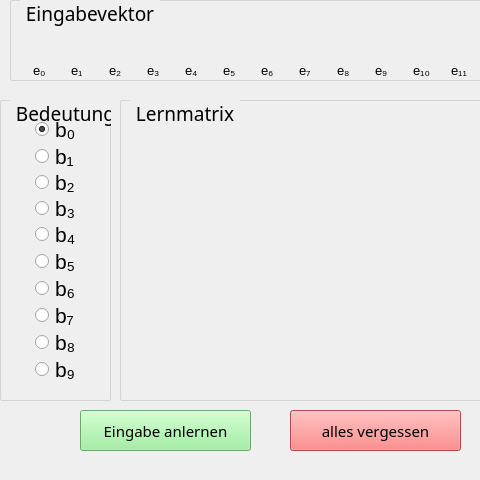
Qt form mainwindow.ui (matthiaszipp/steinbuch) before a commit; both pictures show x 0 to 480 and y 0 to 480 of the 800 by 480 pixel window.
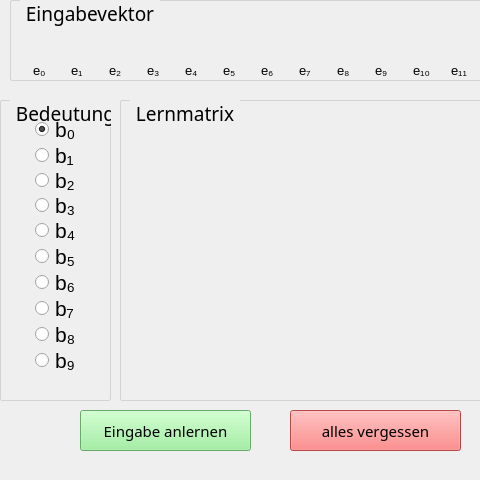
The same form after that commit.

The edit to the form file:
```diff
--- a/mainwindow.ui
+++ b/mainwindow.ui
@@ -66,7 +66,7 @@
      </property>
      <layout class="QGridLayout" name="gridLayout">
       <property name="verticalSpacing">
-       <number>6</number>
+       <number>4</number>
       </property>
       <item row="6" column="0">
        <widget class="QRadioButton" name="b4">
```
